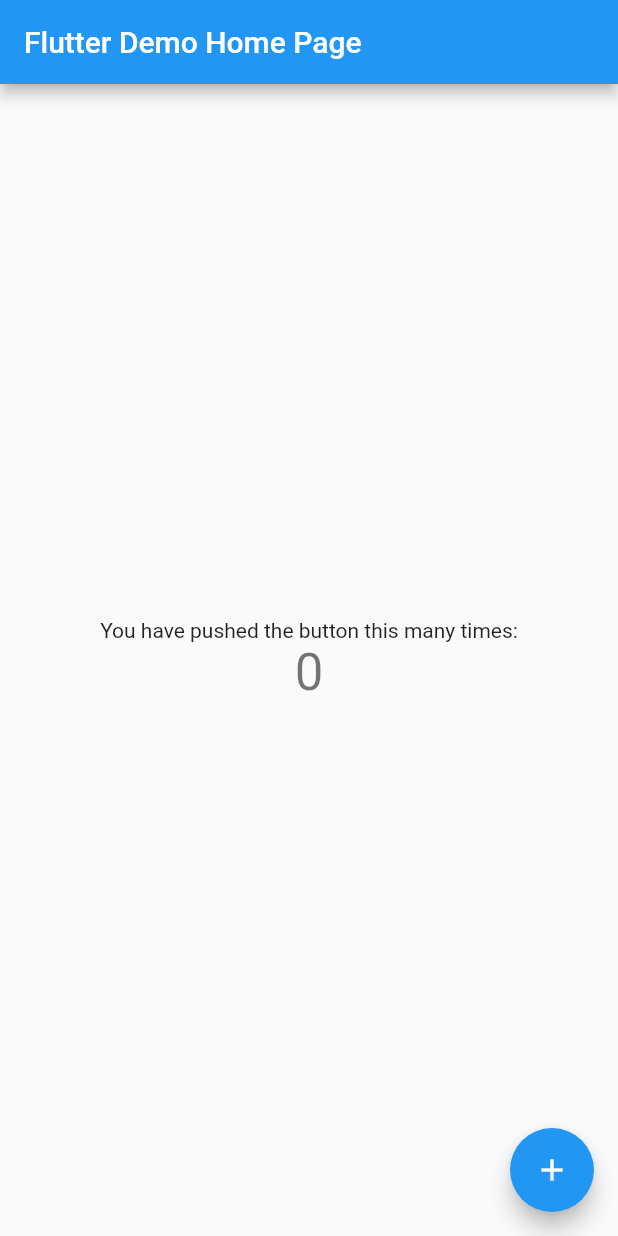
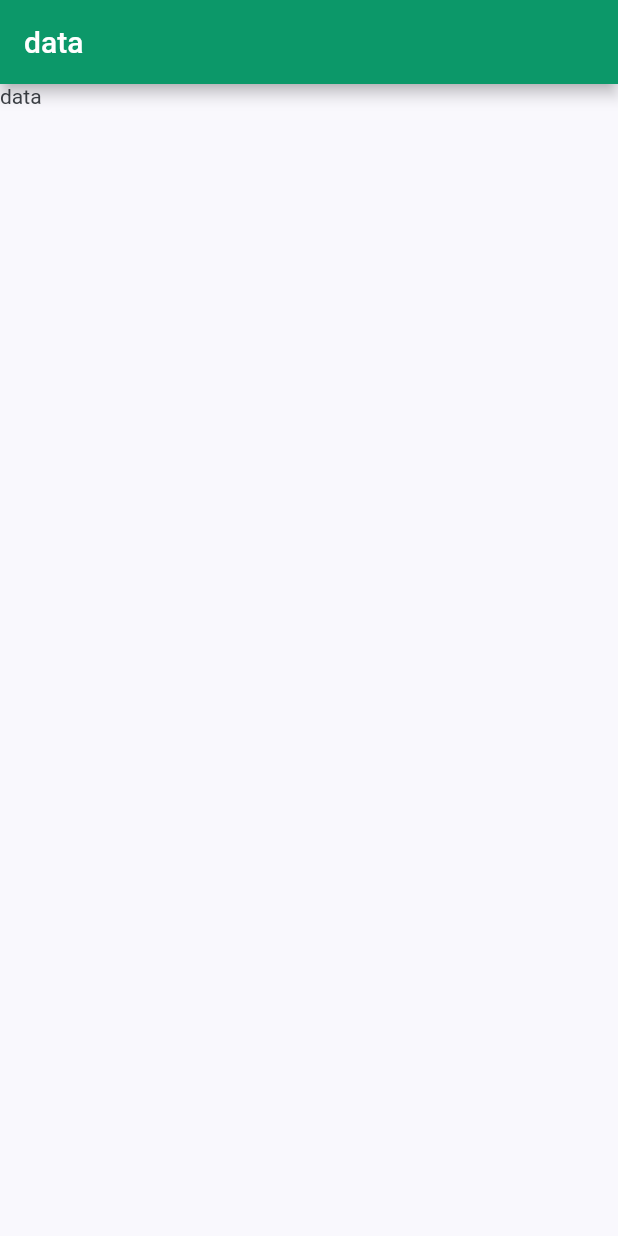
Before and after one commit to phatsananGIF/all_in_one_app, a Flutter app: the screen it shows after launch, on a phone screen of 412 x 824 dp. Run offline on Flutter 3.47's test engine with Material 2 defaults, Android fonts, the phone set to English and light mode, and no system bars.

Commit message:
CalculatorPage

```diff
--- a/lib/main.dart
+++ b/lib/main.dart
@@ -1,3 +1,5 @@
+import 'package:all_in_one_app/screen/my_calculator_page/my_calculator_page.dart';
+import 'package:all_in_one_app/screen/my_home_page.dart';
 import 'package:flutter/material.dart';
 
 void main() {
@@ -9,109 +11,15 @@ class MyApp extends StatelessWidget {
   @override
   Widget build(BuildContext context) {
     return MaterialApp(
-      title: 'Flutter Demo',
-      theme: ThemeData(
-        // This is the theme of your application.
-        //
-        // Try running your application with "flutter run". You'll see the
-        // application has a blue toolbar. Then, without quitting the app, try
-        // changing the primarySwatch below to Colors.green and then invoke
-        // "hot reload" (press "r" in the console where you ran "flutter run",
-        // or simply save your changes to "hot reload" in a Flutter IDE).
-        // Notice that the counter didn't reset back to zero; the application
-        // is not restarted.
-        primarySwatch: Colors.blue,
-        // This makes the visual density adapt to the platform that you run
-        // the app on. For desktop platforms, the controls will be smaller and
-        // closer together (more dense) than on mobile platforms.
+      debugShowCheckedModeBanner: false,
+      title: 'All in one',
+      theme:ThemeData(
+        scaffoldBackgroundColor: Color(0xFFF9F8FD),
+        primaryColor: Color(0xFF0C9869),
+        textTheme: Theme.of(context).textTheme.apply(bodyColor: Color(0xFF3C4046)),
         visualDensity: VisualDensity.adaptivePlatformDensity,
       ),
-      home: MyHomePage(title: 'Flutter Demo Home Page'),
+      home: MyCalculatorPage(),
     );
   }
 }
-
-class MyHomePage extends StatefulWidget {
-  MyHomePage({Key key, this.title}) : super(key: key);
-
-  // This widget is the home page of your application. It is stateful, meaning
-  // that it has a State object (defined below) that contains fields that affect
-  // how it looks.
-
-  // This class is the configuration for the state. It holds the values (in this
-  // case the title) provided by the parent (in this case the App widget) and
-  // used by the build method of the State. Fields in a Widget subclass are
-  // always marked "final".
-
-  final String title;
-
-  @override
-  _MyHomePageState createState() => _MyHomePageState();
-}
-
-class _MyHomePageState extends State<MyHomePage> {
-  int _counter = 0;
-
-  void _incrementCounter() {
-    setState(() {
-      // This call to setState tells the Flutter framework that something has
-      // changed in this State, which causes it to rerun the build method below
-      // so that the display can reflect the updated values. If we changed
-      // _counter without calling setState(), then the build method would not be
-      // called again, and so nothing would appear to happen.
-      _counter++;
-    });
-  }
-
-  @override
-  Widget build(BuildContext context) {
-    // This method is rerun every time setState is called, for instance as done
-    // by the _incrementCounter method above.
-    //
-    // The Flutter framework has been optimized to make rerunning build methods
-    // fast, so that you can just rebuild anything that needs updating rather
-    // than having to individually change instances of widgets.
-    return Scaffold(
-      appBar: AppBar(
-        // Here we take the value from the MyHomePage object that was created by
-        // the App.build method, and use it to set our appbar title.
-        title: Text(widget.title),
-      ),
-      body: Center(
-        // Center is a layout widget. It takes a single child and positions it
-        // in the middle of the parent.
-        child: Column(
-          // Column is also a layout widget. It takes a list of children and
-          // arranges them vertically. By default, it sizes itself to fit its
-          // children horizontally, and tries to be as tall as its parent.
-          //
-          // Invoke "debug painting" (press "p" in the console, choose the
-          // "Toggle Debug Paint" action from the Flutter Inspector in Android
-          // Studio, or the "Toggle Debug Paint" command in Visual Studio Code)
-          // to see the wireframe for each widget.
-          //
-          // Column has various properties to control how it sizes itself and
-          // how it positions its children. Here we use mainAxisAlignment to
-          // center the children vertically; the main axis here is the vertical
-          // axis because Columns are vertical (the cross axis would be
-          // horizontal).
-          mainAxisAlignment: MainAxisAlignment.center,
-          children: <Widget>[
-            Text(
-              'You have pushed the button this many times:',
-            ),
-            Text(
-              '$_counter',
-              style: Theme.of(context).textTheme.headline4,
-            ),
-          ],
-        ),
-      ),
-      floatingActionButton: FloatingActionButton(
-        onPressed: _incrementCounter,
-        tooltip: 'Increment',
-        child: Icon(Icons.add),
-      ), // This trailing comma makes auto-formatting nicer for build methods.
-    );
-  }
-}
--- /dev/null
+++ b/lib/screen/my_calculator_page/my_calculator_page.dart
@@ -0,0 +1,15 @@
+import 'package:flutter/material.dart';
+
+class MyCalculatorPage extends StatelessWidget {
+  const MyCalculatorPage({Key key}) : super(key: key);
+
+  @override
+  Widget build(BuildContext context) {
+    return Scaffold(
+      appBar: AppBar(
+        title: Text("data"),
+      ),
+      body: Text("data"),
+    );
+  }
+}
```
Also changed, not shown: lib/screen/my_home_page.dart (added, +47 -0 lines), pubspec.lock.
